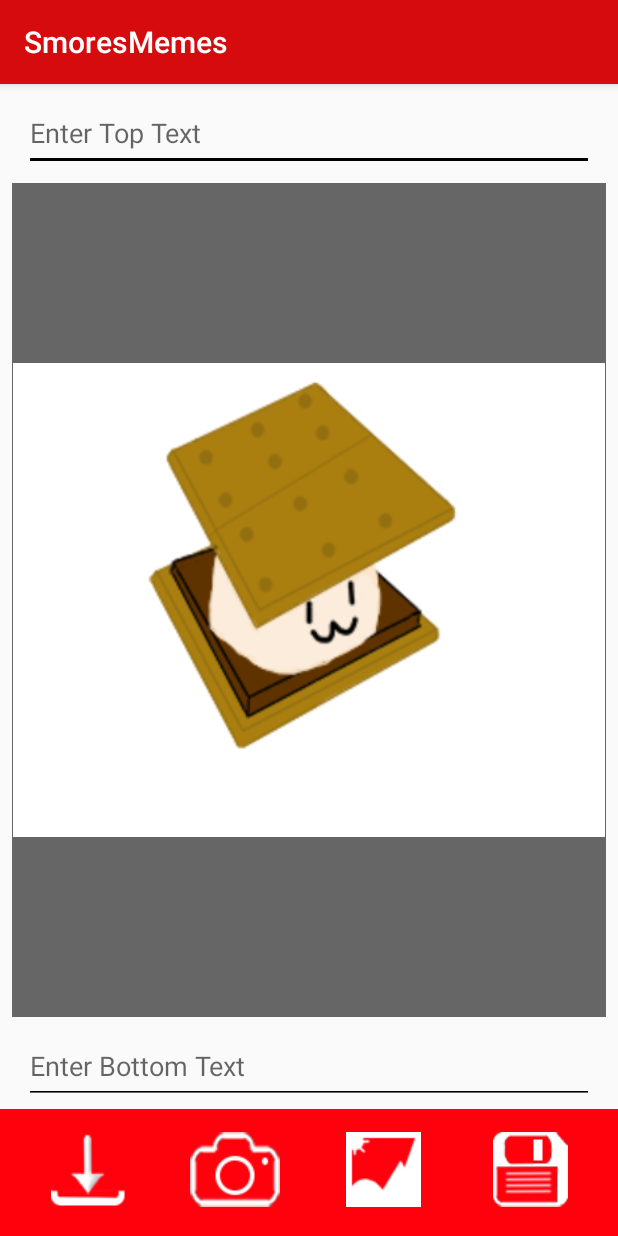
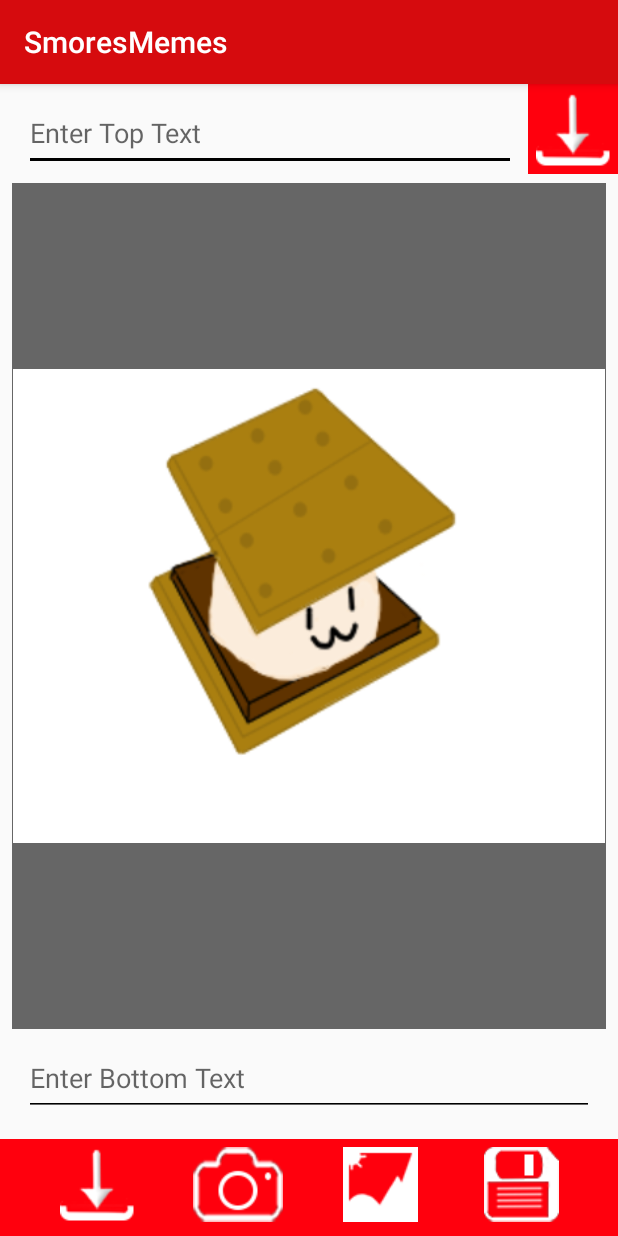
Before and after one commit to Sebmansigh/SmoresMemes, an Android app: the screen it shows after launch (MainActivity), on a phone screen of 412 x 824 dp. Run offline under Robolectric (Android 15) with nearby library versions, the phone set to English and light mode, and no system bars; Roboto replaces fonts that are not available here.

Commit message:
Did some more layout work.

```diff
--- a/app/src/main/java/com/cs316/smoresmemes/MainActivity.java
+++ b/app/src/main/java/com/cs316/smoresmemes/MainActivity.java
@@ -42,6 +42,7 @@ public class MainActivity extends AppCompatActivity {
         ImageButton btnDownload = (ImageButton) findViewById(R.id.downloadBaseButton);
         ImageButton btnGallery = (ImageButton) findViewById(R.id.galleryButton);
         ImageButton btnSave = (ImageButton) findViewById(R.id.saveButton);
+        ImageButton btnShare = (ImageButton) findViewById(R.id.shareButton);
         final ImageView photoView = (ImageView) findViewById(R.id.memeView);
         BaseImage.Bitmap = ((BitmapDrawable) photoView.getDrawable()).getBitmap();
 
--- a/app/src/main/res/layout/activity_main.xml
+++ b/app/src/main/res/layout/activity_main.xml
@@ -5,6 +5,7 @@
     android:layout_width="match_parent"
     android:layout_height="match_parent"
     tools:context="com.cs316.smoresmemes.MainActivity">
+
 
     <ImageView
         android:id="@+id/imageView2"
@@ -19,8 +20,8 @@
 
     <ImageButton
         android:id="@+id/downloadBaseButton"
-        android:layout_width="80dp"
-        android:layout_height="80dp"
+        android:layout_width="60dp"
+        android:layout_height="60dp"
         android:background="#ff000d"
         android:contentDescription="download base image"
         app:layout_constraintEnd_toStartOf="@+id/takePhotoButton"
@@ -31,9 +32,9 @@
 
     <ImageButton
         android:id="@+id/takePhotoButton"
-        android:layout_width="80dp"
-        android:layout_height="80dp"
-        android:layout_marginBottom="8dp"
+        android:layout_width="60dp"
+        android:layout_height="60dp"
+        android:layout_marginBottom="0dp"
         android:layout_marginTop="8dp"
         android:background="#ff000d"
         android:contentDescription="take photo"
@@ -47,8 +48,8 @@
 
     <ImageButton
         android:id="@+id/galleryButton"
-        android:layout_width="80dp"
-        android:layout_height="80dp"
+        android:layout_width="60dp"
+        android:layout_height="60dp"
         android:background="#ff000d"
         android:contentDescription="pick base image"
         app:layout_constraintEnd_toStartOf="@+id/saveButton"
@@ -59,8 +60,8 @@
 
     <ImageButton
         android:id="@+id/saveButton"
-        android:layout_width="80dp"
-        android:layout_height="80dp"
+        android:layout_width="60dp"
+        android:layout_height="60dp"
         android:background="#ff000d"
         android:contentDescription="save meme"
         app:layout_constraintEnd_toEndOf="parent"
@@ -88,7 +89,7 @@
         android:id="@+id/topText"
         android:layout_width="0dp"
         android:layout_height="50dp"
-        android:layout_marginEnd="16dp"
+        android:layout_marginEnd="8dp"
         android:layout_marginRight="16dp"
         android:layout_marginStart="16dp"
         android:layout_marginTop="8dp"
@@ -97,7 +98,7 @@
         android:hint="Enter Top Text"
         android:inputType="text"
         android:textColor="@android:color/black"
-        app:layout_constraintEnd_toEndOf="parent"
+        app:layout_constraintEnd_toStartOf="@+id/shareButton"
         app:layout_constraintHorizontal_bias="1.0"
         app:layout_constraintRight_toRightOf="parent"
         app:layout_constraintStart_toStartOf="parent"
@@ -107,7 +108,7 @@
         android:id="@+id/bottomText"
         android:layout_width="0dp"
         android:layout_height="50dp"
-        android:layout_marginBottom="88dp"
+        android:layout_marginBottom="80dp"
         android:layout_marginEnd="16dp"
         android:layout_marginStart="16dp"
         android:backgroundTint="@android:color/black"
@@ -123,4 +124,14 @@
         app:layout_constraintRight_toRightOf="parent"
         app:layout_constraintStart_toStartOf="parent" />
 
+    <ImageButton
+        android:id="@+id/shareButton"
+        android:layout_width="60dp"
+        android:layout_height="60dp"
+        android:background="#ff000d"
+        android:contentDescription="download base image"
+        app:layout_constraintEnd_toEndOf="parent"
+        app:layout_constraintTop_toTopOf="parent"
+        app:srcCompat="@drawable/download" />
+
 </android.support.constraint.ConstraintLayout>
```
